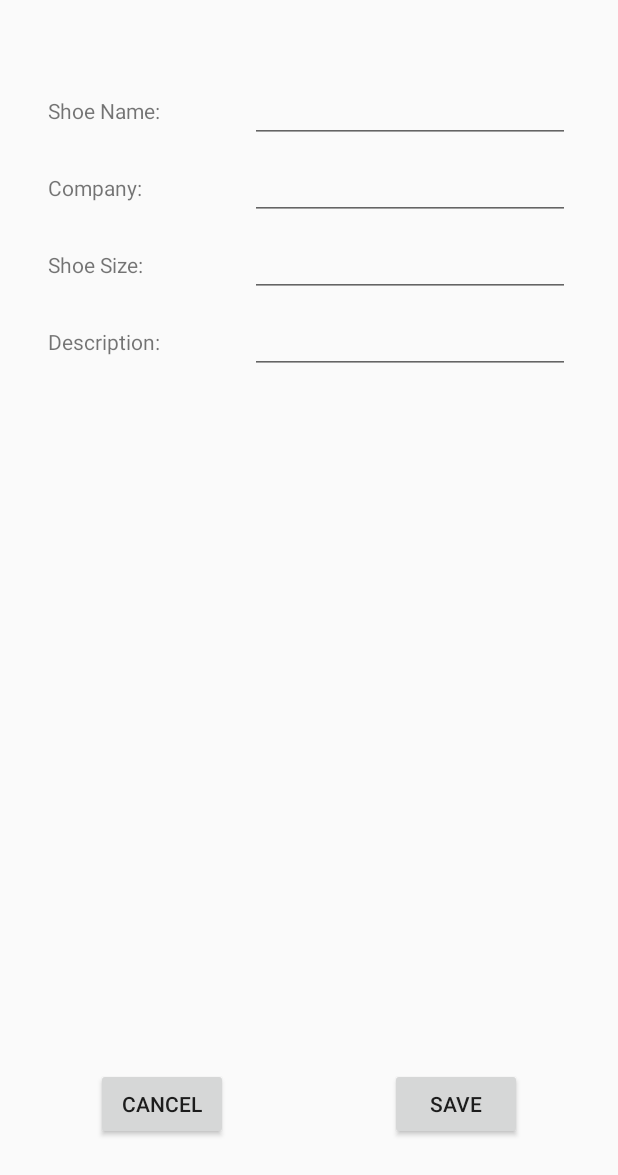
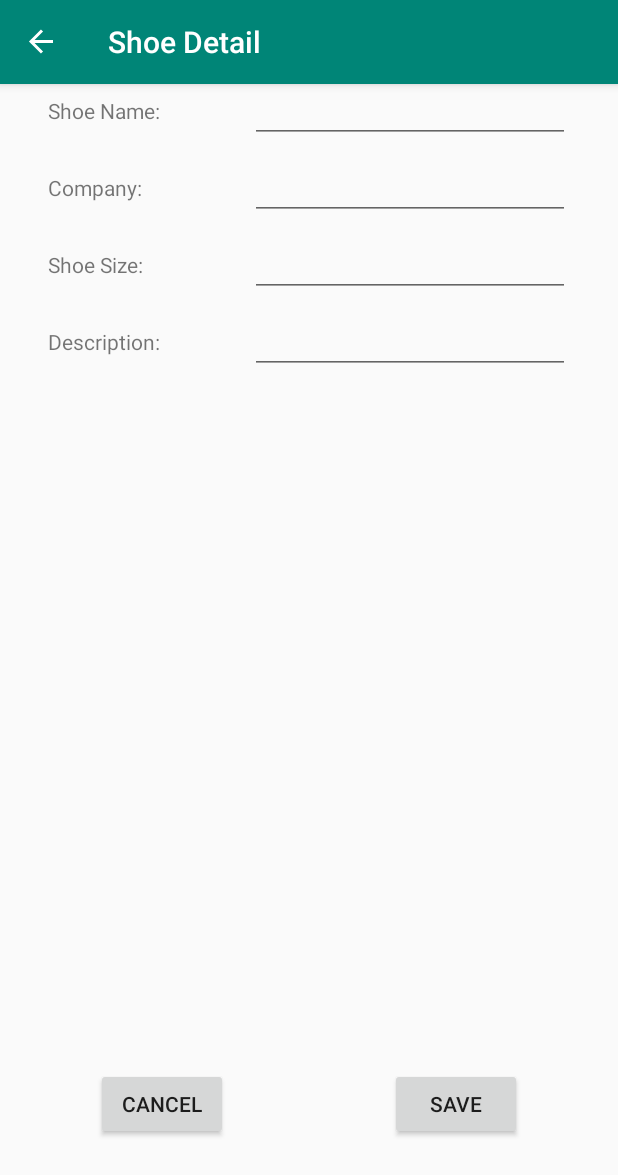
Before and after one commit to bobtal/ShoeStore, an Android app: the ShoeDetailFragment screen opened through its navigation route, on a phone screen of 412 x 824 dp. Shown: the top 1175 px of the screen. Run offline under Robolectric (Android 15) with nearby library versions, the phone set to English and light mode, and no system bars; our stand-ins replace data binding, navigation-ui.

Commit message:
Sets ActionBar with Navigation and adds titles for the fragments in the navigation graph

```diff
--- a/app/src/main/java/com/udacity/shoestore/MainActivity.kt
+++ b/app/src/main/java/com/udacity/shoestore/MainActivity.kt
@@ -11,11 +11,16 @@ import com.udacity.shoestore.databinding.ActivityMainBinding
 
 class MainActivity : AppCompatActivity() {
 
-    private lateinit var appBarConfiguration: AppBarConfiguration
-
     override fun onCreate(savedInstanceState: Bundle?) {
         super.onCreate(savedInstanceState)
         val binding = DataBindingUtil.setContentView<ActivityMainBinding>(this, R.layout.activity_main)
         val navController = this.findNavController(R.id.nav_host_fragment)
+        setSupportActionBar(binding.toolbar)
+        NavigationUI.setupActionBarWithNavController(this, navController)
+    }
+
+    override fun onSupportNavigateUp(): Boolean {
+        val navController = this.findNavController(R.id.nav_host_fragment)
+        return navController.navigateUp()
     }
 }
--- a/app/src/main/java/com/udacity/shoestore/ShoeDetailFragment.kt
+++ b/app/src/main/java/com/udacity/shoestore/ShoeDetailFragment.kt
@@ -5,6 +5,10 @@ import androidx.fragment.app.Fragment
 import android.view.LayoutInflater
 import android.view.View
 import android.view.ViewGroup
+import androidx.databinding.DataBindingUtil
+import androidx.fragment.app.activityViewModels
+import com.udacity.shoestore.databinding.FragmentShoeDetailBinding
+import com.udacity.shoestore.viewmodel.ShoeListViewModel
 
 /**
  * A simple [Fragment] subclass.
@@ -13,12 +17,17 @@ import android.view.ViewGroup
  */
 class ShoeDetailFragment : Fragment() {
 
+    private val viewModel: ShoeListViewModel by activityViewModels()
+
     override fun onCreateView(
         inflater: LayoutInflater, container: ViewGroup?,
         savedInstanceState: Bundle?
     ): View? {
         // Inflate the layout for this fragment
-        return inflater.inflate(R.layout.fragment_shoe_detail, container, false)
+        val binding : FragmentShoeDetailBinding = DataBindingUtil.inflate(
+            inflater, R.layout.fragment_shoe_detail, container, false)
+
+        return binding.root
     }
 
 }
--- a/app/src/main/res/layout/activity_main.xml
+++ b/app/src/main/res/layout/activity_main.xml
@@ -3,11 +3,24 @@
     xmlns:app="http://schemas.android.com/apk/res-auto"
     xmlns:tools="http://schemas.android.com/tools">
 
-    <LinearLayout
+    <androidx.coordinatorlayout.widget.CoordinatorLayout
         android:layout_width="match_parent"
         android:layout_height="match_parent"
-        android:orientation="vertical"
         tools:context=".MainActivity">
+
+        <com.google.android.material.appbar.AppBarLayout
+            android:layout_height="wrap_content"
+            android:layout_width="match_parent"
+            android:theme="@style/AppTheme.AppBarOverlay">
+
+            <androidx.appcompat.widget.Toolbar
+                android:id="@+id/toolbar"
+                android:layout_width="match_parent"
+                android:layout_height="?attr/actionBarSize"
+                android:background="?attr/colorPrimary"
+                app:popupTheme="@style/AppTheme.PopupOverlay"/>
+
+        </com.google.android.material.appbar.AppBarLayout>
 
         <fragment
             android:id="@+id/nav_host_fragment"
@@ -17,6 +30,7 @@
             app:defaultNavHost="true"
             app:navGraph="@navigation/navigation" />
 
-    </LinearLayout>
+
+    </androidx.coordinatorlayout.widget.CoordinatorLayout>
 
 </layout>
--- a/app/src/main/res/navigation/navigation.xml
+++ b/app/src/main/res/navigation/navigation.xml
@@ -8,8 +8,8 @@
     <fragment
         android:id="@+id/loginFragment"
         android:name="com.udacity.shoestore.LoginFragment"
-        android:label="fragment_login"
-        tools:layout="@layout/fragment_login" >
+        android:label="@string/login_title"
+        tools:layout="@layout/fragment_login">
         <action
             android:id="@+id/action_loginFragment_to_welcomeFragment"
             app:destination="@id/welcomeFragment" />
@@ -17,8 +17,8 @@
     <fragment
         android:id="@+id/welcomeFragment"
         android:name="com.udacity.shoestore.WelcomeFragment"
-        android:label="fragment_welcome"
-        tools:layout="@layout/fragment_welcome" >
+        android:label="@string/welcome_title"
+        tools:layout="@layout/fragment_welcome">
         <action
             android:id="@+id/action_welcomeFragment_to_instructionsFragment"
             app:destination="@id/instructionsFragment" />
@@ -26,8 +26,8 @@
     <fragment
         android:id="@+id/instructionsFragment"
         android:name="com.udacity.shoestore.InstructionsFragment"
-        android:label="fragment_instructions"
-        tools:layout="@layout/fragment_instructions" >
+        android:label="@string/instructions_title"
+        tools:layout="@layout/fragment_instructions">
         <action
             android:id="@+id/action_instructionsFragment_to_shoeListFragment"
             app:destination="@id/shoeListFragment" />
@@ -35,8 +35,8 @@
     <fragment
         android:id="@+id/shoeListFragment"
         android:name="com.udacity.shoestore.ShoeListFragment"
-        android:label="fragment_shoe_list"
-        tools:layout="@layout/fragment_shoe_list" >
+        android:label="@string/shoe_list_title"
+        tools:layout="@layout/fragment_shoe_list">
         <action
             android:id="@+id/action_shoeListFragment_to_shoeDetailFragment"
             app:destination="@id/shoeDetailFragment" />
@@ -44,6 +44,6 @@
     <fragment
         android:id="@+id/shoeDetailFragment"
         android:name="com.udacity.shoestore.ShoeDetailFragment"
-        android:label="fragment_shoe_detail"
+        android:label="@string/shoe_detail_title"
         tools:layout="@layout/fragment_shoe_detail" />
 </navigation>
--- a/app/src/main/res/values/strings.xml
+++ b/app/src/main/res/values/strings.xml
@@ -1,23 +1,30 @@
 <resources>
     <string name="app_name">ShoeStore</string>
     <!-- Strings related to loginFragment -->
+    <string name="login_title">Login</string>
     <string name="email_text">Enter your e-mail:</string>
     <string name="password_text">Enter your password:</string>
     <string name="login_text">Login</string>
     <string name="create_acc_text">Sign Up</string>
 
     <!-- Strings related to WelcomeFragment -->
+    <string name="welcome_title">Welcome</string>
     <string name="welcome_heading">WELCOME!</string>
     <string name="welcome_text">Welcome to our Shoe Store! We hope you\'ll have a pleasant stay around here.
     Tap the button to go to the next screen to see the instructions.</string>
     <string name="to_instructions">To instructions</string>
 
     <!-- Strings related to InstructionsFragment -->
+    <string name="instructions_title">Instructions</string>
     <string name="instructions_heading">Instructions!</string>
     <string name="instructions_text">You should go to the shoe list!</string>
     <string name="to_shoe_list">To Shoe List</string>
 
+    <!-- Strings related to ShoeListFragment -->
+    <string name="shoe_list_title">Shoe List</string>
+
     <!-- Strings related to ShoeDetailFragment -->
+    <string name="shoe_detail_title">Shoe Detail</string>
     <string name="shoe_name">Shoe Name:</string>
     <string name="company">Company:</string>
     <string name="shoe_size">Shoe Size:</string>
```
